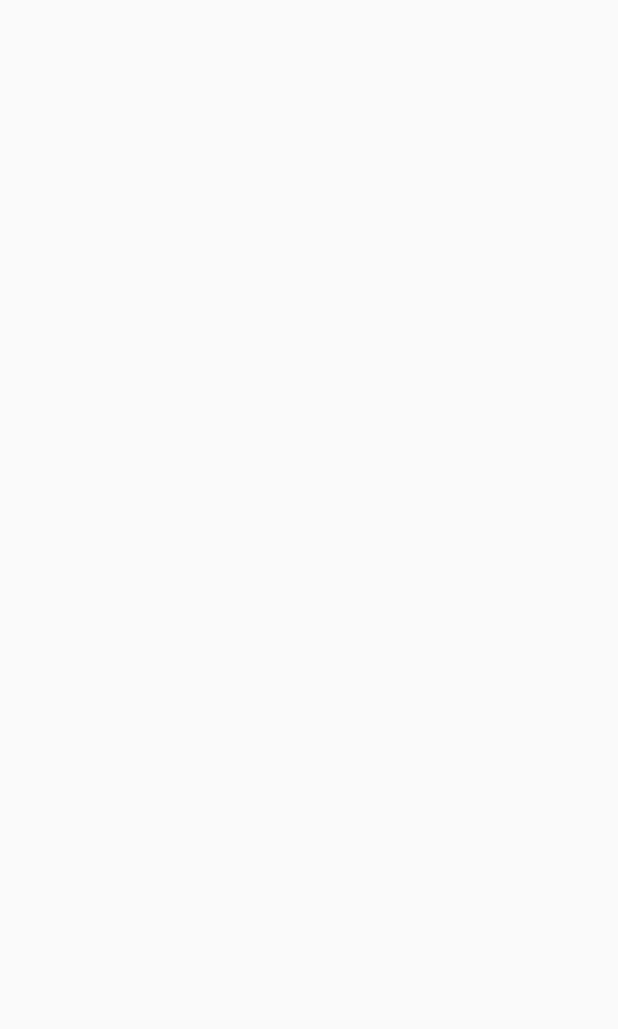
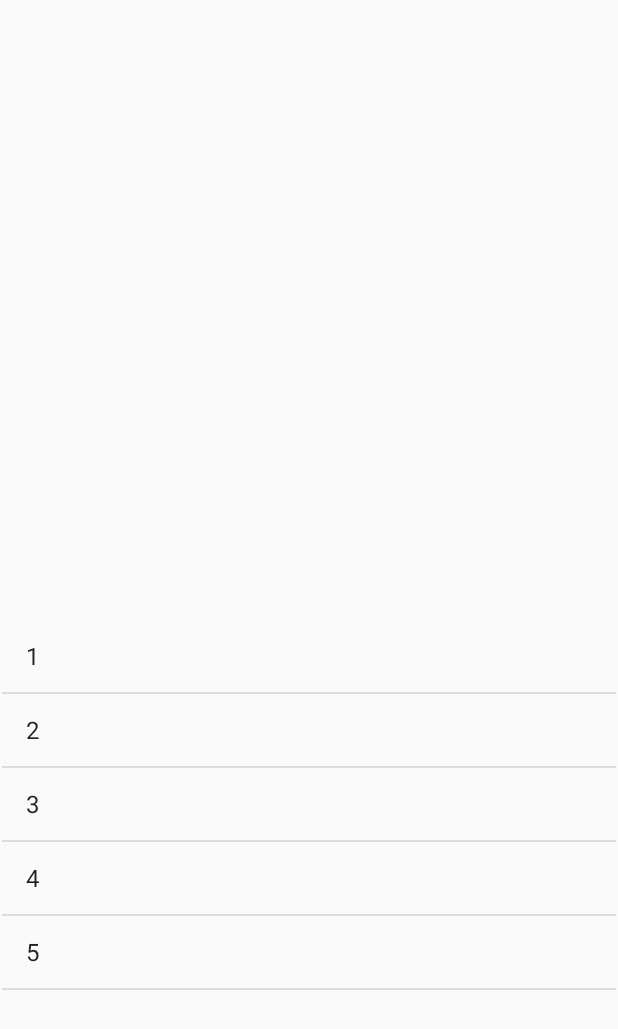
Before and after one commit to YardenBarakDev/Alien_VS_Predator, an Android app: the Activity_TopScores screen opened directly, with no data from a screen before it, on a phone screen of 412 x 824 dp. Before the commit the part shown is empty. Shown: the top 1029 px of the screen. Run offline under Robolectric (Android 15) with nearby library versions, the phone set to English and light mode, and no system bars.

Commit message:
started to work on the fragments. need to finish with the map first before I can continue with the ListView.

```diff
--- a/app/src/main/java/com/bawp/alienvspredator/Activity_TopScores.java
+++ b/app/src/main/java/com/bawp/alienvspredator/Activity_TopScores.java
@@ -3,12 +3,26 @@ package com.bawp.alienvspredator;
 import android.os.Bundle;
 
 import androidx.appcompat.app.AppCompatActivity;
+import androidx.fragment.app.FragmentTransaction;
 
 public class Activity_TopScores extends AppCompatActivity {
 
     @Override
     protected void onCreate(Bundle savedInstanceState) {
         super.onCreate(savedInstanceState);
-        setContentView(R.layout.activity__result);
+        setContentView(R.layout.activity__topscores);
+
+        initFragments();
+    }
+
+    private void initFragments() {
+        //list
+        Fragment_List fragment_list = Fragment_List.newInstance();
+        FragmentTransaction transactionList = getSupportFragmentManager().beginTransaction();
+        transactionList.replace(R.id.TopScores_LAY_list, fragment_list);
+        transactionList.commit();
+
+        //map
+
     }
 }
--- /dev/null
+++ b/app/src/main/java/com/bawp/alienvspredator/Fragment_List.java
@@ -0,0 +1,59 @@
+package com.bawp.alienvspredator;
+
+import android.os.Bundle;
+import android.view.LayoutInflater;
+import android.view.View;
+import android.view.ViewGroup;
+import android.widget.AdapterView;
+import android.widget.ArrayAdapter;
+import android.widget.ListView;
+import androidx.annotation.NonNull;
+import androidx.annotation.Nullable;
+import androidx.fragment.app.Fragment;
+
+import java.util.Objects;
+
+
+public class Fragment_List extends Fragment implements AdapterView.OnItemClickListener{
+
+    protected View view;
+    private ListView topScores_ListView;
+
+    public static Fragment_List newInstance() {
+        return new Fragment_List();
+    }
+
+    @Override
+    public void onCreate(Bundle savedInstanceState) {
+        super.onCreate(savedInstanceState);
+    }
+
+    @Override
+    public View onCreateView(@NonNull LayoutInflater inflater, ViewGroup container, Bundle savedInstanceState){
+
+        if (view == null){
+            view = inflater.inflate(R.layout.fragment_list, container, false);
+        }
+        topScores_ListView = view.findViewById(R.id.topScores_ListView);
+
+        return view;
+
+    }
+
+    @Override
+    public void onViewCreated(@NonNull View view, @Nullable Bundle savedInstanceState) {
+        super.onViewCreated(view, savedInstanceState);
+        String[] a = {"1", "2","3", "4", "5"};
+        ArrayAdapter<String> arrayAdapter = new ArrayAdapter<>(Objects.requireNonNull(getActivity()), android.R.layout.simple_list_item_1, a);
+        topScores_ListView.setAdapter(arrayAdapter);
+        topScores_ListView.setOnItemClickListener(this);
+
+    }
+
+    @Override
+    public void onItemClick(AdapterView<?> adapterView, View view, int i, long l) {
+
+    }
+
+
+}
--- a/app/src/main/java/com/bawp/alienvspredator/MyApp.java
+++ b/app/src/main/java/com/bawp/alienvspredator/MyApp.java
@@ -9,4 +9,10 @@ public class MyApp extends Application {
         super.onCreate();
 
     }
+
+    public static class Score {
+        private String name;
+        private int rounds;
+
+    }
 }
--- a/app/src/main/res/layout/activity__result.xml
+++ /dev/null
@@ -1,9 +0,0 @@
-<?xml version="1.0" encoding="utf-8"?>
-<androidx.constraintlayout.widget.ConstraintLayout xmlns:android="http://schemas.android.com/apk/res/android"
-    xmlns:app="http://schemas.android.com/apk/res-auto"
-    xmlns:tools="http://schemas.android.com/tools"
-    android:layout_width="match_parent"
-    android:layout_height="match_parent"
-    tools:context=".Activity_TopScores">
-
-</androidx.constraintlayout.widget.ConstraintLayout>
--- /dev/null
+++ b/app/src/main/res/layout/activity__topscores.xml
@@ -0,0 +1,28 @@
+<?xml version="1.0" encoding="utf-8"?>
+<androidx.constraintlayout.widget.ConstraintLayout xmlns:android="http://schemas.android.com/apk/res/android"
+    xmlns:tools="http://schemas.android.com/tools"
+    android:layout_width="match_parent"
+    android:layout_height="match_parent"
+    tools:context=".Activity_TopScores">
+
+
+    <LinearLayout
+        android:layout_width="match_parent"
+        android:layout_height="match_parent"
+        android:orientation="vertical">
+
+        <FrameLayout
+            android:id="@+id/TopScores_LAY_map"
+            android:layout_width="match_parent"
+            android:layout_height="match_parent"
+            android:layout_margin="1dp"
+            android:layout_weight="1"/>
+
+        <FrameLayout
+            android:id="@+id/TopScores_LAY_list"
+            android:layout_width="match_parent"
+            android:layout_height="match_parent"
+            android:layout_margin="1dp"
+            android:layout_weight="1"/>
+    </LinearLayout>
+</androidx.constraintlayout.widget.ConstraintLayout>
--- /dev/null
+++ b/app/src/main/res/layout/fragment_list.xml
@@ -0,0 +1,15 @@
+<?xml version="1.0" encoding="utf-8"?>
+<LinearLayout
+    xmlns:android="http://schemas.android.com/apk/res/android"
+    android:layout_width="match_parent"
+    android:layout_height="match_parent"
+    android:orientation="vertical"
+    >
+
+    <ListView
+        android:id="@+id/topScores_ListView"
+        android:layout_width="match_parent"
+        android:layout_height="0dp"
+        android:layout_weight="1"
+        />
+</LinearLayout>
--- /dev/null
+++ b/app/src/main/res/layout/fragment_map.xml
@@ -0,0 +1,6 @@
+<?xml version="1.0" encoding="utf-8"?>
+<androidx.constraintlayout.widget.ConstraintLayout
+    xmlns:android="http://schemas.android.com/apk/res/android" android:layout_width="match_parent"
+    android:layout_height="match_parent">
+
+</androidx.constraintlayout.widget.ConstraintLayout>
```
Also changed, not shown: app/src/main/java/com/bawp/alienvspredator/MySP.java (+12 -1 lines), app/src/main/java/com/bawp/alienvspredator/TopTen.java (added, +66 -0 lines), app/src/main/res/layout/activity_game.xml (+4 -4 lines), app/src/main/res/layout/listview_rows.xml (added, +23 -0 lines), app/src/main/res/values/strings.xml (+6 -4 lines).
